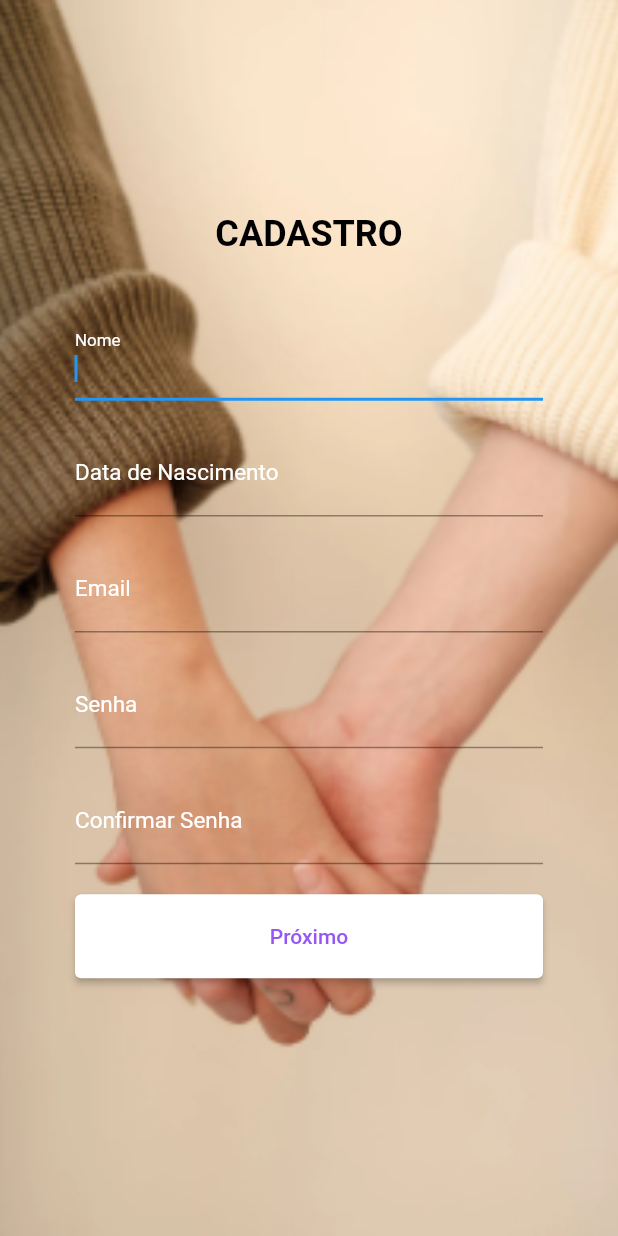
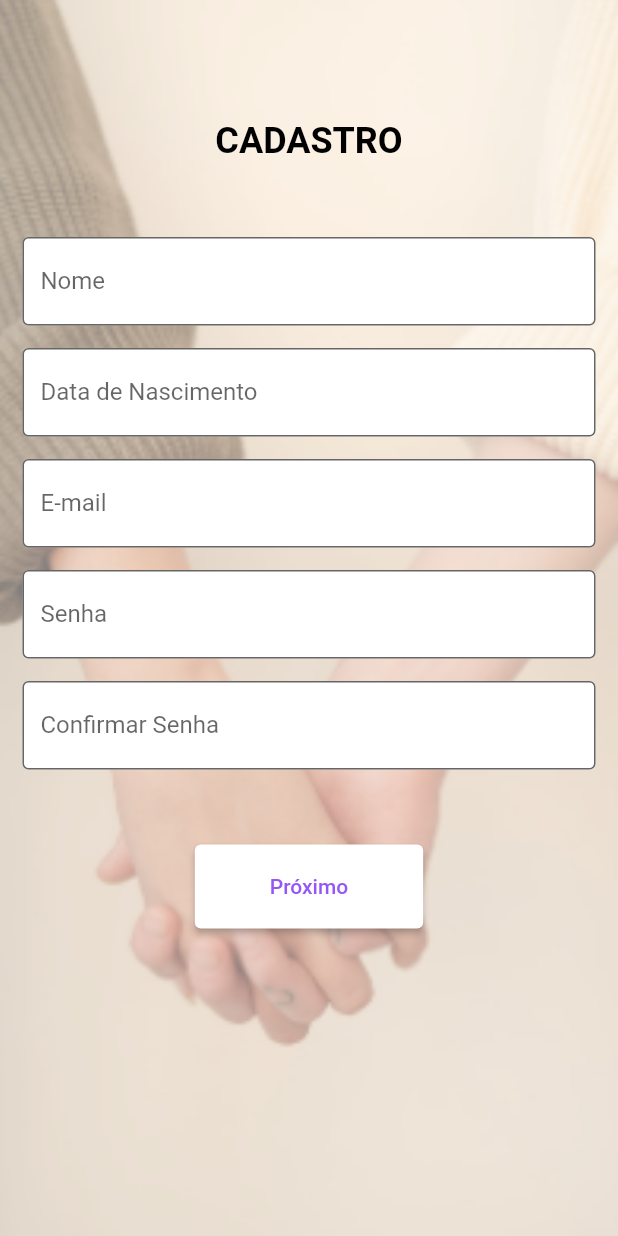
Before and after one commit to andressatlopes/FlutterProject, a Flutter app: the screen it shows after launch, after a tap on "ENTRAR", on a phone screen of 412 x 824 dp. Run offline on Flutter 3.47's test engine with Material 2 defaults, Android fonts, the phone set to English and light mode, and no system bars.

Commit message:
modificações

```diff
--- a/lib/cadastro.dart
+++ b/lib/cadastro.dart
@@ -1,4 +1,5 @@
 import 'package:flutter/material.dart';
+import 'cadastro2.dart';
 
 void main() => runApp(const Cadastro());
 
@@ -7,26 +8,20 @@ class Cadastro extends StatelessWidget {
 
   @override
   Widget build(BuildContext context) {
-    const double opacityValue = 7.0;
     return Scaffold(
-      body: Stack(
-        children: [
-          Container(
+        body: Container(
       decoration: const BoxDecoration(
         image: DecorationImage(
-                image: AssetImage('images/imgCadastro.png'),
+          image: AssetImage("images/imgCadastro.png"),
           fit: BoxFit.cover,
-                opacity: opacityValue,
+          opacity: 0.5,
         ),
       ),
+      child: Column(
+        children: <Widget>[
+          const SizedBox(
+            height: 80,
           ),
-          Padding(
-              padding: const EdgeInsets.all(50),
-              child: Center(
-                child: Column(
-                    crossAxisAlignment: CrossAxisAlignment.stretch,
-                    mainAxisAlignment: MainAxisAlignment.center,
-                    children: <Widget>[
           const Text(
             'CADASTRO',
             style: TextStyle(
@@ -36,94 +31,230 @@ class Cadastro extends StatelessWidget {
             ),
             textAlign: TextAlign.center,
           ),
-                      const SizedBox(height: 40),
-                      TextFormField(
-                        autofocus: true,
-                        keyboardType: TextInputType.text,
-                        style:
-                            const TextStyle(color: Colors.white, fontSize: 15),
-                        decoration: const InputDecoration(
-                            labelText: "Nome",
-                            labelStyle: TextStyle(color: Colors.white)),
+          const SizedBox(
+            height: 50,
+          ),
+          const Padding(
+            //padding: const EdgeInsets.only(left:15.0,right: 15.0,top:0,bottom: 0),
+            padding: EdgeInsets.symmetric(horizontal: 15),
+            child: TextField(
+              decoration: InputDecoration(
+                border: OutlineInputBorder(),
+                labelText: 'Nome',
+                filled: true,
+                fillColor: Colors.white,
+              ),
+            ),
+          ),
+          const Padding(
+            padding:
+                EdgeInsets.only(left: 15.0, right: 15.0, top: 15, bottom: 0),
+            //padding: EdgeInsets.symmetric(horizontal: 15),
+            child: TextField(
+              decoration: InputDecoration(
+                border: OutlineInputBorder(),
+                labelText: 'Data de Nascimento',
+                filled: true,
+                fillColor: Colors.white,
+              ),
+            ),
+          ),
+          const Padding(
+            padding:
+                EdgeInsets.only(left: 15.0, right: 15.0, top: 15, bottom: 0),
+            //padding: EdgeInsets.symmetric(horizontal: 15),
+            child: TextField(
+              decoration: InputDecoration(
+                border: OutlineInputBorder(),
+                labelText: 'E-mail',
+                filled: true,
+                fillColor: Colors.white,
+              ),
+            ),
+          ),
+          const Padding(
+            padding:
+                EdgeInsets.only(left: 15.0, right: 15.0, top: 15, bottom: 0),
+            //padding: EdgeInsets.symmetric(horizontal: 15),
+            child: TextField(
+              obscureText: true,
+              decoration: InputDecoration(
+                border: OutlineInputBorder(),
+                labelText: 'Senha',
+                filled: true,
+                fillColor: Colors.white,
+              ),
+            ),
+          ),
+          const Padding(
+            padding:
+                EdgeInsets.only(left: 15.0, right: 15.0, top: 15, bottom: 0),
+            //padding: EdgeInsets.symmetric(horizontal: 15),
+            child: TextField(
+              obscureText: true,
+              decoration: InputDecoration(
+                border: OutlineInputBorder(),
+                labelText: 'Confirmar Senha',
+                filled: true,
+                fillColor: Colors.white,
+              ),
+            ),
           ),
           const SizedBox(
-                        height: 20,
-                      ),
-                      TextFormField(
-                        autofocus: true,
-                        keyboardType: TextInputType.text,
-                        style:
-                            const TextStyle(color: Colors.white, fontSize: 15),
-                        decoration: const InputDecoration(
-                            labelText: "Data de Nascimento",
-                            labelStyle: TextStyle(color: Colors.white)),
-                      ),
-                      const SizedBox(
-                        height: 20,
-                      ),
-                      TextFormField(
-                        autofocus: true,
-                        keyboardType: TextInputType.text,
-                        style:
-                            const TextStyle(color: Colors.white, fontSize: 15),
-                        decoration: const InputDecoration(
-                            labelText: "Email",
-                            labelStyle: TextStyle(color: Colors.white)),
-                      ),
-                      const SizedBox(
-                        height: 20,
-                      ),
-                      TextFormField(
-                        autofocus: true,
-                        obscureText: true,
-                        keyboardType: TextInputType.text,
-                        style:
-                            const TextStyle(color: Colors.white, fontSize: 15),
-                        decoration: const InputDecoration(
-                            labelText: "Senha",
-                            labelStyle: TextStyle(color: Colors.white)),
-                      ),
-                      const SizedBox(
-                        height: 20,
-                      ),
-                      TextFormField(
-                        autofocus: true,
-                        obscureText: true,
-                        keyboardType: TextInputType.text,
-                        style:
-                            const TextStyle(color: Colors.white, fontSize: 15),
-                        decoration: const InputDecoration(
-                            labelText: "Confirmar Senha",
-                            labelStyle: TextStyle(color: Colors.white)),
-                      ),
-                      const SizedBox(
-                        height: 20,
+            height: 50,
           ),
           ElevatedButton(
             onPressed: () {
-                          // Navigator.push(
-                          //   context,
-                          //   MaterialPageRoute(builder: (context) => const Menu()),
-                          // );
+              Navigator.push(
+                context,
+                MaterialPageRoute(builder: (context) => const Cadastro2()),
+              );
             },
             style: ElevatedButton.styleFrom(
-                          foregroundColor:
-                              const Color.fromARGB(255, 150, 86, 247),
+              foregroundColor: const Color.fromARGB(255, 150, 86, 247),
               backgroundColor: Colors.white,
-                          padding: const EdgeInsets.symmetric(
-                              horizontal: 50, vertical: 20),
-                          minimumSize:
-                              const Size(150, 50), // define a cor do texto
+              padding: const EdgeInsets.symmetric(horizontal: 50, vertical: 20),
+              minimumSize: const Size(150, 50), // define a cor do texto
             ),
             child: const Text('Próximo'),
           ),
-                      const SizedBox(
-                        height: 30,
-                      ),
-                    ]),
-              )),
         ],
       ),
-    );
+    ));
   }
 }
+
+
+
+    // return Scaffold(
+      // body: Stack(
+      //   children: [
+      //     Container(
+      //       decoration: const BoxDecoration(
+      //         image: DecorationImage(
+      //           image: AssetImage('images/imgCadastro.png'),
+      //           fit: BoxFit.cover,
+      //         ),
+      //       ),
+      //     ),
+      //     Padding(
+      //         padding: const EdgeInsets.all(50),
+      //         child: Center(
+      //           child: Column(
+      //               //crossAxisAlignment: CrossAxisAlignment.stretch,
+      //               //mainAxisAlignment: MainAxisAlignment.center,
+      //               children: <Widget>[
+      //                 const Text(
+      //                   'CADASTRO',
+      //                   style: TextStyle(
+      //                     fontSize: 24,
+      //                     fontWeight: FontWeight.bold,
+      //                     color: Colors.black,
+      //                   ),
+      //                   textAlign: TextAlign.center,
+      //                 ),
+      //                 const SizedBox(height: 40),
+      //                 // const Padding(
+      //                 //   padding: EdgeInsets.only(
+      //                 //       left: 15.0, right: 15.0, top: 15, bottom: 0),
+      //                 //   //padding: EdgeInsets.symmetric(horizontal: 15),
+      //                 //   child: TextField(
+      //                 //     obscureText: true,
+      //                 //     decoration: InputDecoration(
+      //                 //       border: OutlineInputBorder(),
+      //                 //       labelText: 'Nome',
+      //                 //       filled: true,
+      //                 //       fillColor: Colors.white,
+      //                 //     ),
+      //                 //   ),
+      //                 // ),
+      //                 const Padding(
+      //                   //padding: const EdgeInsets.only(left:15.0,right: 15.0,top:0,bottom: 0),
+      //                   padding: EdgeInsets.symmetric(horizontal: 15),
+      //                   child: TextField(
+      //                     decoration: InputDecoration(
+      //                       border: OutlineInputBorder(),
+      //                       labelText: 'Nome',
+      //                       filled: true,
+      //                       fillColor: Colors.white,
+      //                     ),
+      //                   ),
+      //                 ),
+      //                 const Padding(
+      //                   //padding: const EdgeInsets.only(left:15.0,right: 15.0,top:0,bottom: 0),
+      //                   padding: EdgeInsets.symmetric(horizontal: 15),
+      //                   child: TextField(
+      //                     decoration: InputDecoration(
+      //                       border: OutlineInputBorder(),
+      //                       labelText: 'Data de Nascimento',
+      //                       filled: true,
+      //                       fillColor: Colors.white,
+      //                     ),
+      //                   ),
+      //                 ),
+      //                 const Padding(
+      //                   //padding: const EdgeInsets.only(left:15.0,right: 15.0,top:0,bottom: 0),
+      //                   padding: EdgeInsets.symmetric(horizontal: 15),
+      //                   child: TextField(
+      //                     decoration: InputDecoration(
+      //                       border: OutlineInputBorder(),
+      //                       labelText: 'E-mail',
+      //                       filled: true,
+      //                       fillColor: Colors.white,
+      //                     ),
+      //                   ),
+      //                 ),
+      //                 const Padding(
+      //                   //padding: const EdgeInsets.only(left:15.0,right: 15.0,top:0,bottom: 0),
+      //                   padding: EdgeInsets.symmetric(horizontal: 15),
+      //                   child: TextField(
+      //                     decoration: InputDecoration(
+      //                       border: OutlineInputBorder(),
+      //                       labelText: 'Senha',
+      //                       filled: true,
+      //                       fillColor: Colors.white,
+      //                     ),
+      //                   ),
+      //                 ),
+      //                 const Padding(
+      //                   //padding: const EdgeInsets.only(left:15.0,right: 15.0,top:0,bottom: 0),
+      //                   padding: EdgeInsets.symmetric(horizontal: 15),
+      //                   child: TextField(
+      //                     decoration: InputDecoration(
+      //                       border: OutlineInputBorder(),
+      //                       labelText: 'Confirmar Senha',
+      //                       filled: true,
+      //                       fillColor: Colors.white,
+      //                     ),
+      //                   ),
+      //                 ),
+      //                 const SizedBox(
+      //                   height: 20,
+      //                 ),
+      //                 ElevatedButton(
+      //                   onPressed: () {
+      //                     Navigator.push(
+      //                       context,
+      //                       MaterialPageRoute(
+      //                           builder: (context) => const Menu()),
+      //                     );
+      //                   },
+      //                   style: ElevatedButton.styleFrom(
+      //                     foregroundColor:
+      //                         const Color.fromARGB(255, 150, 86, 247),
+      //                     backgroundColor: Colors.white,
+      //                     padding: const EdgeInsets.symmetric(
+      //                         horizontal: 50, vertical: 20),
+      //                     minimumSize:
+      //                         const Size(100, 30), // define a cor do texto
+      //                   ),
+      //                   child: const Text('Próximo'),
+      //                 ),
+      //                 const SizedBox(
+      //                   height: 30,
+      //                 ),
+      //               ]),
+      //         )),
+      //   ],
+      // ),
+    //);
--- a/lib/main.dart
+++ b/lib/main.dart
@@ -1,5 +1,7 @@
 import 'package:flutter/material.dart';
-import 'package:projeto/cadastro.dart';
+
+import 'cadastro.dart';
+import 'forum.dart';
 //import 'menuInicial.dart';
 
 void main() => runApp(const MyApp());
@@ -28,14 +30,13 @@ class _LoginDemoState extends State<LoginDemo> {
   @override
   Widget build(BuildContext context) {
     return Scaffold(
-        backgroundColor: const Color.fromARGB(255, 210, 192, 238),
-        body: Padding(
-            padding: const EdgeInsets.all(50),
-            child: Center(
+      backgroundColor: const Color.fromARGB(255, 234, 224, 245),
+      body: SingleChildScrollView(
         child: Column(
-                  crossAxisAlignment: CrossAxisAlignment.stretch,
-                  mainAxisAlignment: MainAxisAlignment.center,
           children: <Widget>[
+            const SizedBox(
+              height: 80,
+            ),
             const Text(
               'LOGIN',
               style: TextStyle(
@@ -45,76 +46,85 @@ class _LoginDemoState extends State<LoginDemo> {
               ),
               textAlign: TextAlign.center,
             ),
-                    Padding(
-                      padding: const EdgeInsets.only(top: 20.0),
-                      child: Center(
-                        child: SizedBox(
-                            width: 250,
-                            height: 130,
-                            child: Image.asset('images/imgLogin.png')),
+            // Padding(
+            //   padding: const EdgeInsets.only(top: 40.0),
+            //   child: Center(
+            //     child: SizedBox(
+            //         width: 150,
+            //         height: 100,
+            //         /*decoration: BoxDecoration(
+            //             color: Colors.red,
+            //             borderRadius: BorderRadius.circular(50.0)),*/
+            //         child: Image.asset('images/imgLogin.png')),
+            //   ),
+            // ),
+            const SizedBox(
+              height: 50,
+            ),
+            const Padding(
+              //padding: const EdgeInsets.only(left:15.0,right: 15.0,top:0,bottom: 0),
+              padding: EdgeInsets.symmetric(horizontal: 15),
+              child: TextField(
+                decoration: InputDecoration(
+                  border: OutlineInputBorder(),
+                  labelText: 'Email',
+                  hintText: 'Enter valid email id as abc@gmail.com',
+                  filled: true,
+                  fillColor: Colors.white,
                 ),
               ),
-                    const SizedBox(height: 40),
-                    TextFormField(
-                      autofocus: true,
-                      keyboardType: TextInputType.text,
-                      style: const TextStyle(color: Colors.white, fontSize: 15),
-                      decoration: const InputDecoration(
-                          labelText: "Email",
-                          labelStyle: TextStyle(color: Colors.white)),
+            ),
+            const Padding(
+              padding:
+                  EdgeInsets.only(left: 15.0, right: 15.0, top: 15, bottom: 0),
+              //padding: EdgeInsets.symmetric(horizontal: 15),
+              child: TextField(
+                obscureText: true,
+                decoration: InputDecoration(
+                  border: OutlineInputBorder(),
+                  labelText: 'Password',
+                  hintText: 'Enter secure password',
+                  filled: true,
+                  fillColor: Colors.white,
+                ),
+              ),
             ),
             const SizedBox(
-                      height: 20,
+              height: 50,
             ),
-                    TextFormField(
-                      autofocus: true,
-                      obscureText: true,
-                      keyboardType: TextInputType.text,
-                      style: const TextStyle(color: Colors.white, fontSize: 15),
-                      decoration: const InputDecoration(
-                          labelText: "Senha",
-                          labelStyle: TextStyle(color: Colors.white)),
-                    ),
-                    const SizedBox(
-                      height: 20,
-                    ),
+            // FlatButton(
+            //   onPressed: (){
+            //     //TODO FORGOT PASSWORD SCREEN GOES HERE
+            //   },
+            //   child: Text(
+            //     'Forgot Password',
+            //     style: TextStyle(color: Colors.blue, fontSize: 15),
+            //   ),
+            // ),
             ElevatedButton(
               onPressed: () {
                 Navigator.push(
                   context,
-                          MaterialPageRoute(
-                              builder: (context) => const Cadastro()),
+                  MaterialPageRoute(builder: (context) => const Cadastro()),
                 );
               },
               style: ElevatedButton.styleFrom(
-                        foregroundColor:
-                            const Color.fromARGB(255, 150, 86, 247),
+                foregroundColor: const Color.fromARGB(255, 150, 86, 247),
                 backgroundColor: Colors.white,
-                        padding: const EdgeInsets.symmetric(
-                            horizontal: 50, vertical: 20),
-                        minimumSize:
-                            const Size(150, 50), // define a cor do texto
+                padding:
+                    const EdgeInsets.symmetric(horizontal: 50, vertical: 20),
+                minimumSize: const Size(150, 50), // define a cor do texto
               ),
               child: const Text('ENTRAR'),
             ),
             const SizedBox(
               height: 30,
             ),
-                    GestureDetector(
-                      onTap: () {
-                        // Navegue para a tela de cadastro aqui
-                      },
-                      child: const Text(
-                        'Ainda não tem uma conta? CADASTRAR-SE',
-                        style: TextStyle(
-                          //decoration: TextDecoration.underline,
-                          color: Colors.black,
-                        ),
-                        textAlign: TextAlign.center,
+            const Text('Novo usuário? Criar uma conta')
+          ],
         ),
       ),
-                  ]),
-            )));
+    );
   }
 }
 
```
Also changed, not shown: lib/cadastro2.dart (+95 -0 lines), lib/forum.dart (added, +54 -0 lines), lib/menuInicial.dart (+7 -2 lines), lib/dicas.dart (added), lib/paciente.dart (added). Lines whose indentation alone changed are shown as unchanged.
